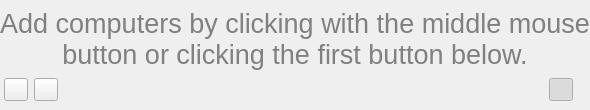
Qt form master/src/SpotlightPanel.ui (BenzidaneMo/Tafat) before a commit.
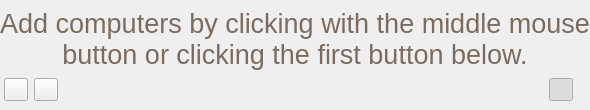
The same form after that commit. Icons and pictures are not drawn. Custom widgets are drawn as their Qt base class.

Diff of the .ui file:
```diff
--- a/master/src/SpotlightPanel.ui
+++ b/master/src/SpotlightPanel.ui
@@ -48,9 +48,9 @@
             <colorrole role="WindowText">
              <brush brushstyle="SolidPattern">
               <color alpha="255">
-               <red>128</red>
-               <green>128</green>
-               <blue>128</blue>
+               <red>124</red>
+               <green>107</green>
+               <blue>95</blue>
               </color>
              </brush>
             </colorrole>
@@ -59,9 +59,9 @@
             <colorrole role="WindowText">
              <brush brushstyle="SolidPattern">
               <color alpha="255">
-               <red>128</red>
-               <green>128</green>
-               <blue>128</blue>
+               <red>124</red>
+               <green>107</green>
+               <blue>95</blue>
               </color>
              </brush>
             </colorrole>
@@ -70,9 +70,9 @@
             <colorrole role="WindowText">
              <brush brushstyle="SolidPattern">
               <color alpha="255">
-               <red>119</red>
-               <green>120</green>
-               <blue>120</blue>
+               <red>124</red>
+               <green>107</green>
+               <blue>95</blue>
               </color>
              </brush>
             </colorrole>
```
